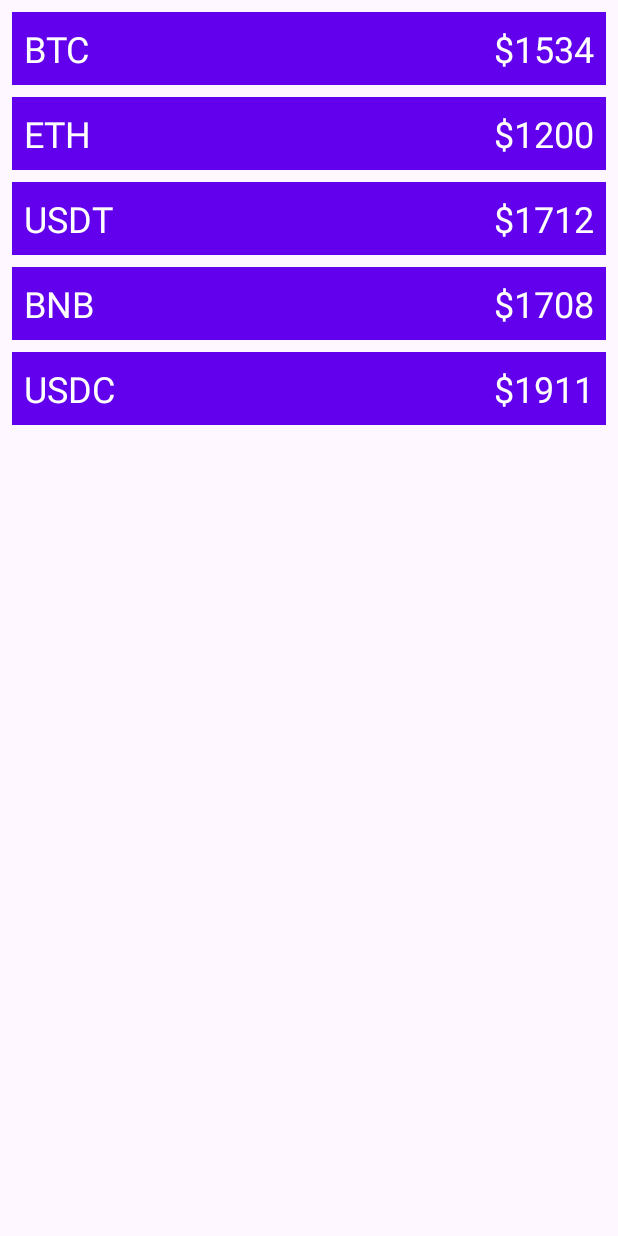
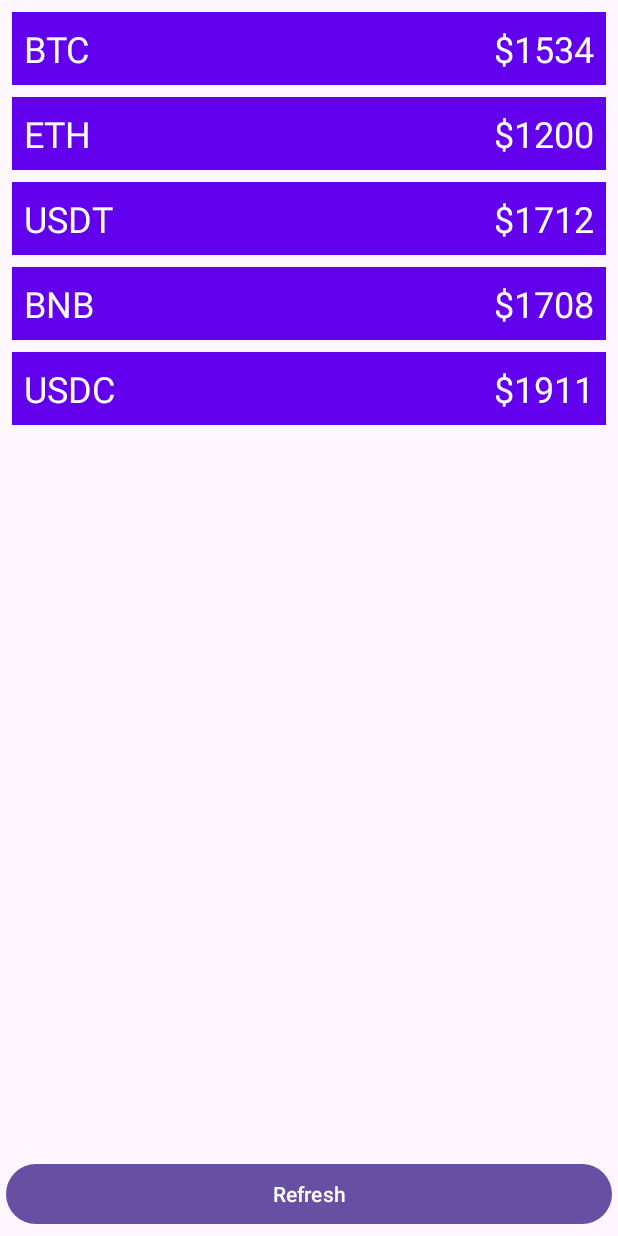
Before and after one commit to VBulat74/CoroutineFlowRetry, an Android app: the screen it shows after launch (CryptoActivity), after a tap on "Crypto Activity", on a phone screen of 412 x 824 dp. Run offline under Robolectric (Android 15) with nearby library versions, the phone set to English and light mode, and no system bars.

```diff
--- a/app/src/main/java/ru/com/vbulat/coroutineflowretry/crypto_app/CryptoActivity.kt
+++ b/app/src/main/java/ru/com/vbulat/coroutineflowretry/crypto_app/CryptoActivity.kt
@@ -7,8 +7,8 @@ import androidx.appcompat.app.AppCompatActivity
 import androidx.core.view.isVisible
 import androidx.lifecycle.Lifecycle
 import androidx.lifecycle.ViewModelProvider
-import androidx.lifecycle.flowWithLifecycle
 import androidx.lifecycle.lifecycleScope
+import androidx.lifecycle.repeatOnLifecycle
 import kotlinx.coroutines.launch
 import ru.com.vbulat.coroutineflowretry.databinding.ActivityCryptoBinding
 
@@ -24,11 +24,14 @@ class CryptoActivity : AppCompatActivity() {
 
     private val adapter = CryptoAdapter()
 
-    override fun onCreate(savedInstanceState : Bundle?) {
+    override fun onCreate(savedInstanceState: Bundle?) {
         super.onCreate(savedInstanceState)
         setContentView(binding.root)
         setupRecyclerView()
         observeViewModel()
+        binding.buttonRefreshList.setOnClickListener {
+            viewModel.refreshList()
+        }
     }
 
     private fun setupRecyclerView() {
@@ -38,8 +41,8 @@ class CryptoActivity : AppCompatActivity() {
 
     private fun observeViewModel() {
         lifecycleScope.launch {
+            repeatOnLifecycle(Lifecycle.State.RESUMED) {
                 viewModel.state
-                .flowWithLifecycle(lifecycle, Lifecycle.State.RESUMED)
                     .collect {
                         when (it) {
                             is State.Initial -> {
@@ -58,9 +61,10 @@ class CryptoActivity : AppCompatActivity() {
                     }
             }
         }
+    }
 
     companion object {
 
-        fun newIntent(context : Context) = Intent(context, CryptoActivity::class.java)
+        fun newIntent(context: Context) = Intent(context, CryptoActivity::class.java)
     }
 }
--- a/app/src/main/java/ru/com/vbulat/coroutineflowretry/crypto_app/CryptoRepository.kt
+++ b/app/src/main/java/ru/com/vbulat/coroutineflowretry/crypto_app/CryptoRepository.kt
@@ -2,6 +2,7 @@ package ru.com.vbulat.coroutineflowretry.crypto_app
 
 import kotlinx.coroutines.delay
 import kotlinx.coroutines.flow.Flow
+import kotlinx.coroutines.flow.MutableSharedFlow
 import kotlinx.coroutines.flow.flow
 import kotlin.random.Random
 
@@ -10,14 +11,22 @@ object CryptoRepository {
     private val currencyNames = listOf("BTC", "ETH", "USDT", "BNB", "USDC")
     private val currencyList = mutableListOf<Currency>()
 
+    private val refreshEvents = MutableSharedFlow<Unit>()
+
     fun getCurrencyList(): Flow<List<Currency>> = flow {
+        delay(1000)
+        generateCurrencyList()
         emit(currencyList.toList())
-        while (true) {
+
+        refreshEvents.collect{
             delay(1000)
             generateCurrencyList()
             emit(currencyList.toList())
-            delay(3000)
         }
+    }
+
+    suspend fun refreshList(){
+        refreshEvents.emit(Unit)
     }
 
     private fun generateCurrencyList() {
--- a/app/src/main/java/ru/com/vbulat/coroutineflowretry/crypto_app/CryptoViewModel.kt
+++ b/app/src/main/java/ru/com/vbulat/coroutineflowretry/crypto_app/CryptoViewModel.kt
@@ -1,13 +1,12 @@
 package ru.com.vbulat.coroutineflowretry.crypto_app
 
-import android.util.Log
 import androidx.lifecycle.ViewModel
+import androidx.lifecycle.viewModelScope
 import kotlinx.coroutines.flow.Flow
 import kotlinx.coroutines.flow.filter
 import kotlinx.coroutines.flow.map
-import kotlinx.coroutines.flow.onCompletion
-import kotlinx.coroutines.flow.onEach
 import kotlinx.coroutines.flow.onStart
+import kotlinx.coroutines.launch
 
 class CryptoViewModel : ViewModel() {
 
@@ -16,14 +15,11 @@ class CryptoViewModel : ViewModel() {
     val state: Flow<State> = repository.getCurrencyList()
         .filter { it.isNotEmpty() }
         .map { State.Content(currencyList = it) as State }
-        .onStart {
-            Log.d("CryptoViewModel", "onStart")
-            emit(State.Loading)
+        .onStart { emit(State.Loading) }
+
+    fun refreshList() {
+        viewModelScope.launch {
+            repository.refreshList()
         }
-        .onEach {
-            Log.d("CryptoViewModel", "OnEach")
-        }
-        .onCompletion {
-            Log.d("CryptoViewModel", "onCompletion")
-        }
+    }
 }
--- a/app/src/main/res/layout/activity_crypto.xml
+++ b/app/src/main/res/layout/activity_crypto.xml
@@ -19,4 +19,11 @@
         android:layout_width="wrap_content"
         android:layout_height="wrap_content"
         android:layout_gravity="center" />
+
+    <Button
+        android:layout_width="match_parent"
+        android:layout_height="wrap_content"
+        android:id="@+id/button_refresh_list"
+        android:text="@string/refresh"
+        android:layout_gravity="bottom"/>
 </FrameLayout>
--- a/app/src/main/res/values/strings.xml
+++ b/app/src/main/res/values/strings.xml
@@ -6,4 +6,5 @@
     <string name="launch_next_screen">Launch next screen</string>
     <string name="currency_price">$%s</string>
     <string name="crypto_activity">Crypto Activity</string>
+    <string name="refresh">Refresh</string>
 </resources>
```
Lines whose indentation alone changed are shown as unchanged.
